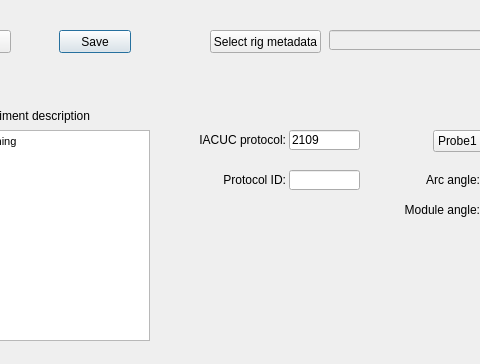
Old version of the form src/foraging_gui/MetaData.ui in the repository AllenNeuralDynamics/dynamic-foraging-task; both pictures show x 101 to 581 and y 0 to 364 of the 728 by 364 pixel window.
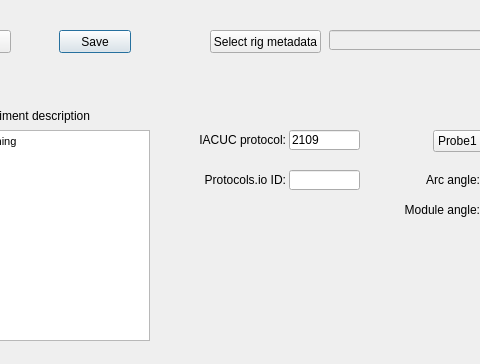
New version of the form.

Commit message: Changing the name to protocols.io

Patch:
```diff
--- a/src/foraging_gui/MetaData.ui
+++ b/src/foraging_gui/MetaData.ui
@@ -166,7 +166,7 @@
     </sizepolicy>
    </property>
    <property name="text">
-    <string>Protocol ID:</string>
+    <string>Protocols.io ID:</string>
    </property>
    <property name="textFormat">
     <enum>Qt::AutoText</enum>
```
